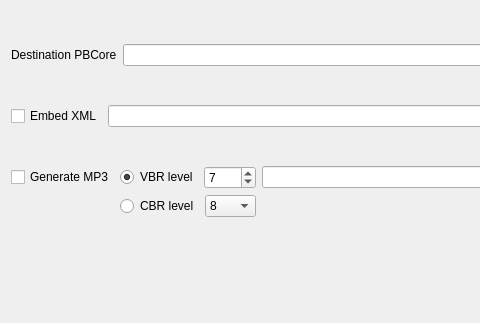
Qt form autoBWF/export_dialog_cbr.ui (Ukrainian-History/autoBWF) before a commit; both pictures show x 0 to 480 and y 0 to 323 of the 695 by 323 pixel window.
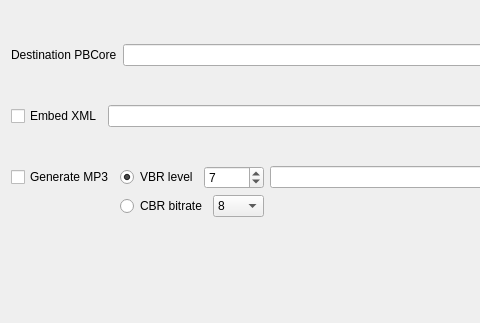
The same form after that commit.

Commit message: Cosmetic fixes to CBR export dialog

```diff
--- a/autoBWF/export_dialog_cbr.ui
+++ b/autoBWF/export_dialog_cbr.ui
@@ -99,7 +99,7 @@
        <item>
         <widget class="QRadioButton" name="radioButton_2">
          <property name="text">
-          <string>CBR level</string>
+          <string>CBR bitrate</string>
          </property>
          <attribute name="buttonGroup">
           <string notr="true">buttonGroup</string>
@@ -109,7 +109,7 @@
        <item>
         <widget class="QComboBox" name="comboBox">
          <property name="currentText">
-          <string>160</string>
+          <string>96</string>
          </property>
          <item>
           <property name="text">
```
